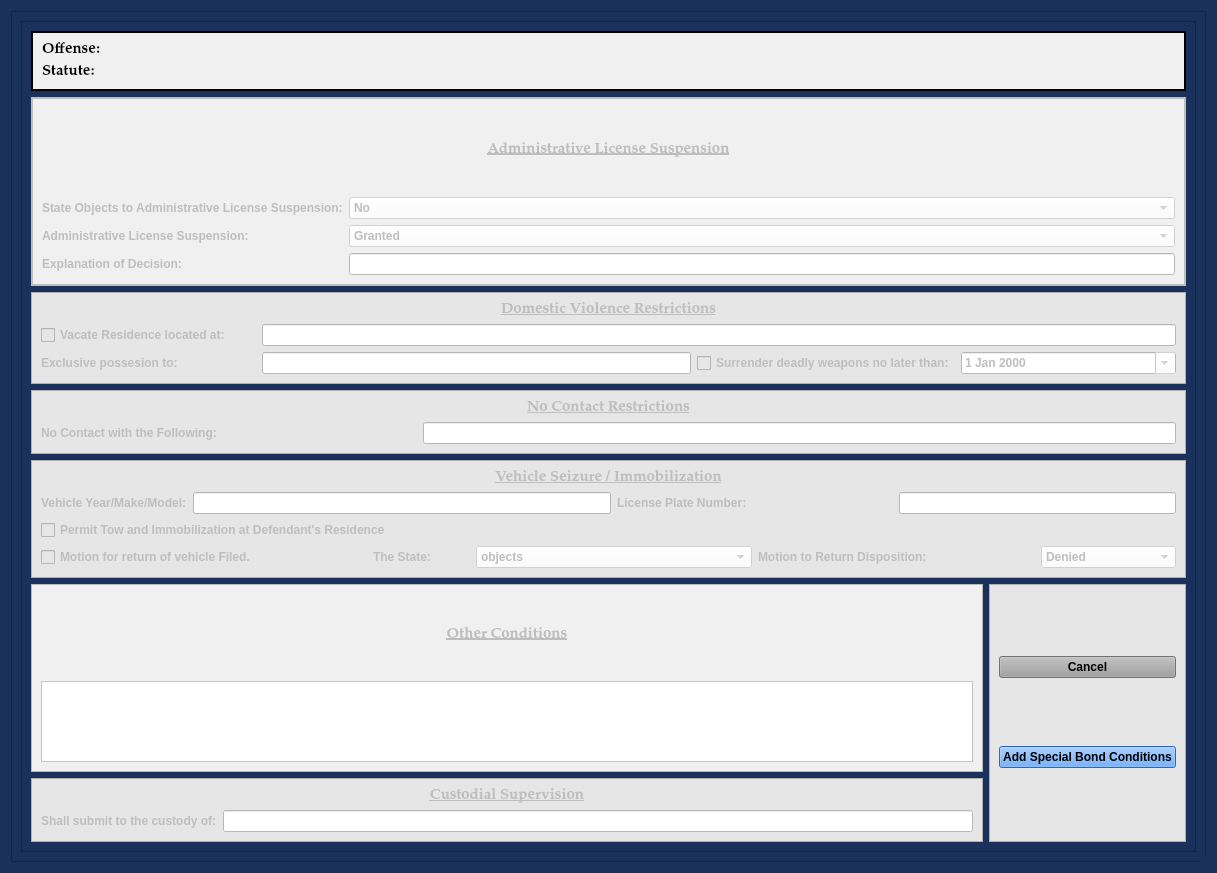
Before: the Qt Designer form views/ui/AddSpecialBondConditionsDialog.ui in HunterProgram22/MuniEntry, drawn with Qt 5.
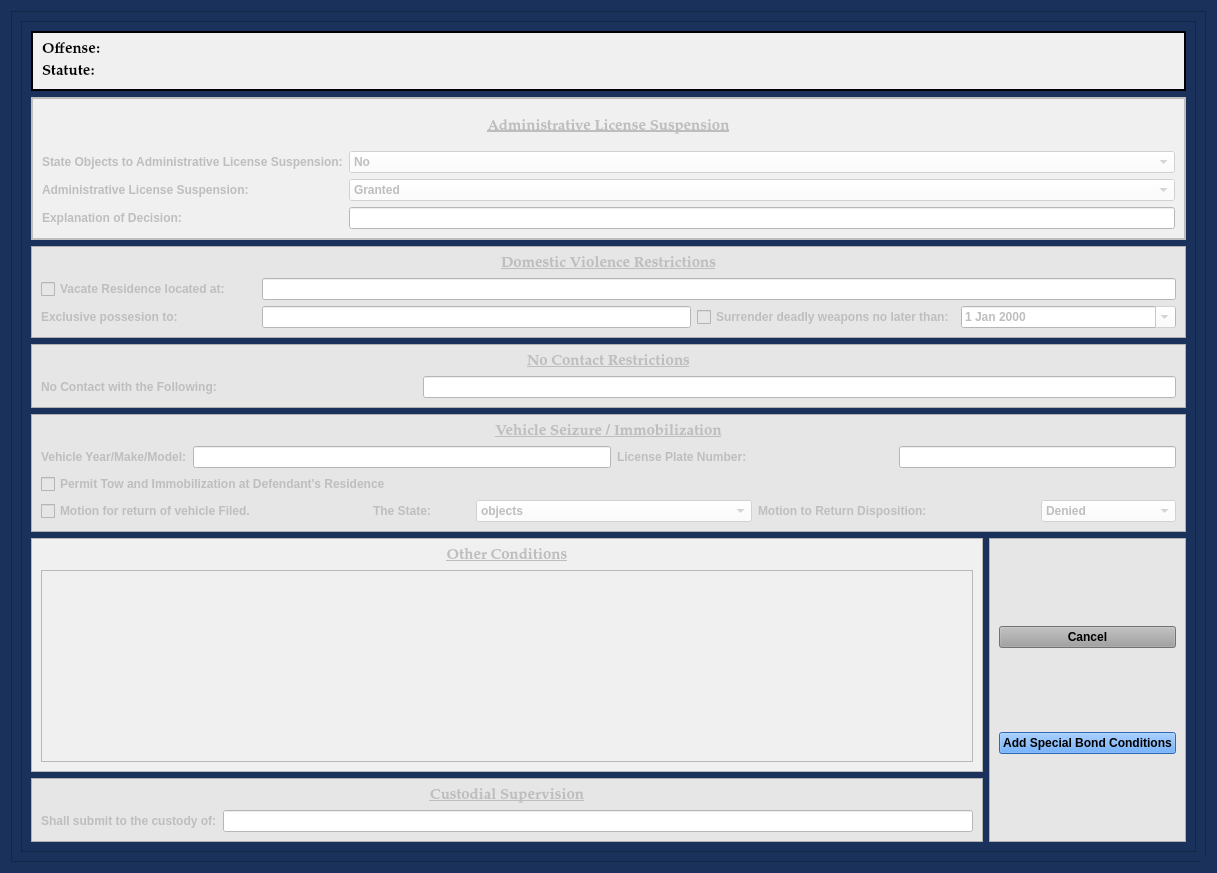
After: the same form once the commit is applied.

Commit message: Started refactoring special bond conditions.

```diff
--- a/views/ui/AddSpecialBondConditionsDialog.ui
+++ b/views/ui/AddSpecialBondConditionsDialog.ui
@@ -172,7 +172,7 @@
            <x>0</x>
            <y>0</y>
            <width>1152</width>
-           <height>842</height>
+           <height>940</height>
           </rect>
          </property>
          <layout class="QGridLayout" name="gridLayout_11">
@@ -652,23 +652,7 @@
             <property name="frameShadow">
              <enum>QFrame::Raised</enum>
             </property>
-            <layout class="QGridLayout" name="gridLayout_3" rowstretch="1,1">
-             <item row="1" column="0">
-              <widget class="QPlainTextEdit" name="other_conditions_plainTextEdit">
-               <property name="sizePolicy">
-                <sizepolicy hsizetype="Expanding" vsizetype="Minimum">
-                 <horstretch>0</horstretch>
-                 <verstretch>0</verstretch>
-                </sizepolicy>
-               </property>
-               <property name="styleSheet">
-                <string notr="true">background-color: rgb(255, 255, 255);</string>
-               </property>
-               <property name="sizeAdjustPolicy">
-                <enum>QAbstractScrollArea::AdjustToContentsOnFirstShow</enum>
-               </property>
-              </widget>
-             </item>
+            <layout class="QGridLayout" name="gridLayout_3" rowstretch="1,0">
              <item row="0" column="0">
               <widget class="QLabel" name="label_28">
                <property name="font">
@@ -689,6 +673,9 @@
                </property>
               </widget>
              </item>
+             <item row="1" column="0">
+              <widget class="QTextEdit" name="other_conditions_textEdit"/>
+             </item>
             </layout>
            </widget>
           </item>
```
Left out of the diff: 1 changed line with no effect on the pictures. The commit also changes 4 other files.
